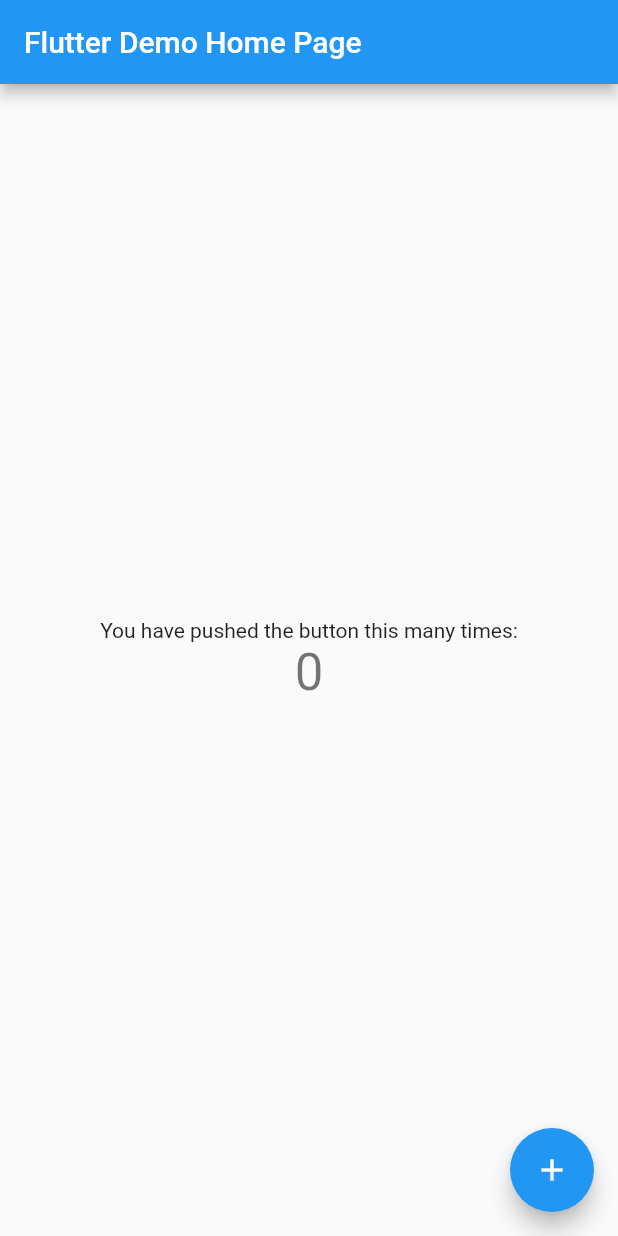
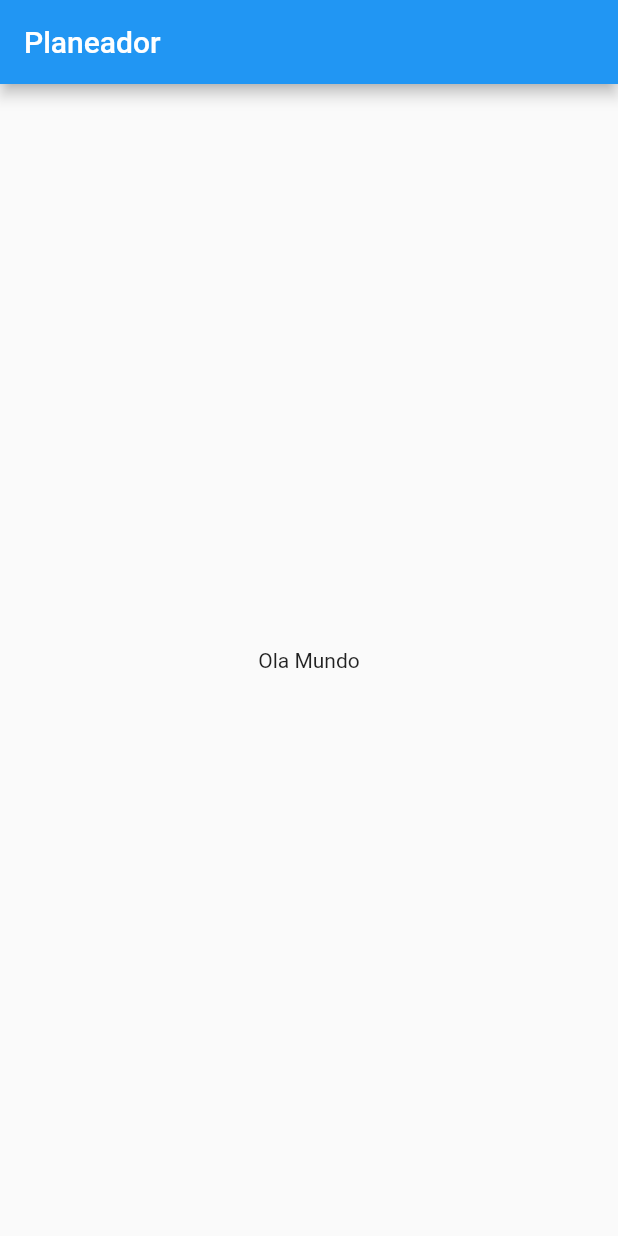
Before and after one commit to P-Tropa/PlaneadorApps, a Flutter app: the screen it shows after launch, on a phone screen of 412 x 824 dp. Run offline on Flutter 3.47's test engine with Material 2 defaults, Android fonts, the light colour scheme and no system bars.

Commit message:
Ola Mundo

```diff
--- a/lib/main.dart
+++ b/lib/main.dart
@@ -1,117 +1,16 @@
 import 'package:flutter/material.dart';
-
-void main() {
-  runApp(MyApp());
+void main(){
+  runApp(MaterialApp(home: Planeamento()));
 }
 
-class MyApp extends StatelessWidget {
-  // This widget is the root of your application.
+class Planeamento extends StatelessWidget {
   @override
   Widget build(BuildContext context) {
-    return MaterialApp(
-      title: 'Flutter Demo',
-      theme: ThemeData(
-        // This is the theme of your application.
-        //
-        // Try running your application with "flutter run". You'll see the
-        // application has a blue toolbar. Then, without quitting the app, try
-        // changing the primarySwatch below to Colors.green and then invoke
-        // "hot reload" (press "r" in the console where you ran "flutter run",
-        // or simply save your changes to "hot reload" in a Flutter IDE).
-        // Notice that the counter didn't reset back to zero; the application
-        // is not restarted.
-        primarySwatch: Colors.blue,
-        // This makes the visual density adapt to the platform that you run
-        // the app on. For desktop platforms, the controls will be smaller and
-        // closer together (more dense) than on mobile platforms.
-        visualDensity: VisualDensity.adaptivePlatformDensity,
+    return Scaffold(
+      appBar: AppBar(title: Text("Planeador"),),
+      body: Center(
+        child: Text("Ola Mundo"),
       ),
-      home: MyHomePage(title: 'Flutter Demo Home Page'),
     );
   }
 }
-
-class MyHomePage extends StatefulWidget {
-  MyHomePage({Key key, this.title}) : super(key: key);
-
-  // This widget is the home page of your application. It is stateful, meaning
-  // that it has a State object (defined below) that contains fields that affect
-  // how it looks.
-
-  // This class is the configuration for the state. It holds the values (in this
-  // case the title) provided by the parent (in this case the App widget) and
-  // used by the build method of the State. Fields in a Widget subclass are
-  // always marked "final".
-
-  final String title;
-
-  @override
-  _MyHomePageState createState() => _MyHomePageState();
-}
-
-class _MyHomePageState extends State<MyHomePage> {
-  int _counter = 0;
-
-  void _incrementCounter() {
-    setState(() {
-      // This call to setState tells the Flutter framework that something has
-      // changed in this State, which causes it to rerun the build method below
-      // so that the display can reflect the updated values. If we changed
-      // _counter without calling setState(), then the build method would not be
-      // called again, and so nothing would appear to happen.
-      _counter++;
-    });
-  }
-
-  @override
-  Widget build(BuildContext context) {
-    // This method is rerun every time setState is called, for instance as done
-    // by the _incrementCounter method above.
-    //
-    // The Flutter framework has been optimized to make rerunning build methods
-    // fast, so that you can just rebuild anything that needs updating rather
-    // than having to individually change instances of widgets.
-    return Scaffold(
-      appBar: AppBar(
-        // Here we take the value from the MyHomePage object that was created by
-        // the App.build method, and use it to set our appbar title.
-        title: Text(widget.title),
-      ),
-      body: Center(
-        // Center is a layout widget. It takes a single child and positions it
-        // in the middle of the parent.
-        child: Column(
-          // Column is also a layout widget. It takes a list of children and
-          // arranges them vertically. By default, it sizes itself to fit its
-          // children horizontally, and tries to be as tall as its parent.
-          //
-          // Invoke "debug painting" (press "p" in the console, choose the
-          // "Toggle Debug Paint" action from the Flutter Inspector in Android
-          // Studio, or the "Toggle Debug Paint" command in Visual Studio Code)
-          // to see the wireframe for each widget.
-          //
-          // Column has various properties to control how it sizes itself and
-          // how it positions its children. Here we use mainAxisAlignment to
-          // center the children vertically; the main axis here is the vertical
-          // axis because Columns are vertical (the cross axis would be
-          // horizontal).
-          mainAxisAlignment: MainAxisAlignment.center,
-          children: <Widget>[
-            Text(
-              'You have pushed the button this many times:',
-            ),
-            Text(
-              '$_counter',
-              style: Theme.of(context).textTheme.headline4,
-            ),
-          ],
-        ),
-      ),
-      floatingActionButton: FloatingActionButton(
-        onPressed: _incrementCounter,
-        tooltip: 'Increment',
-        child: Icon(Icons.add),
-      ), // This trailing comma makes auto-formatting nicer for build methods.
-    );
-  }
-}
```
